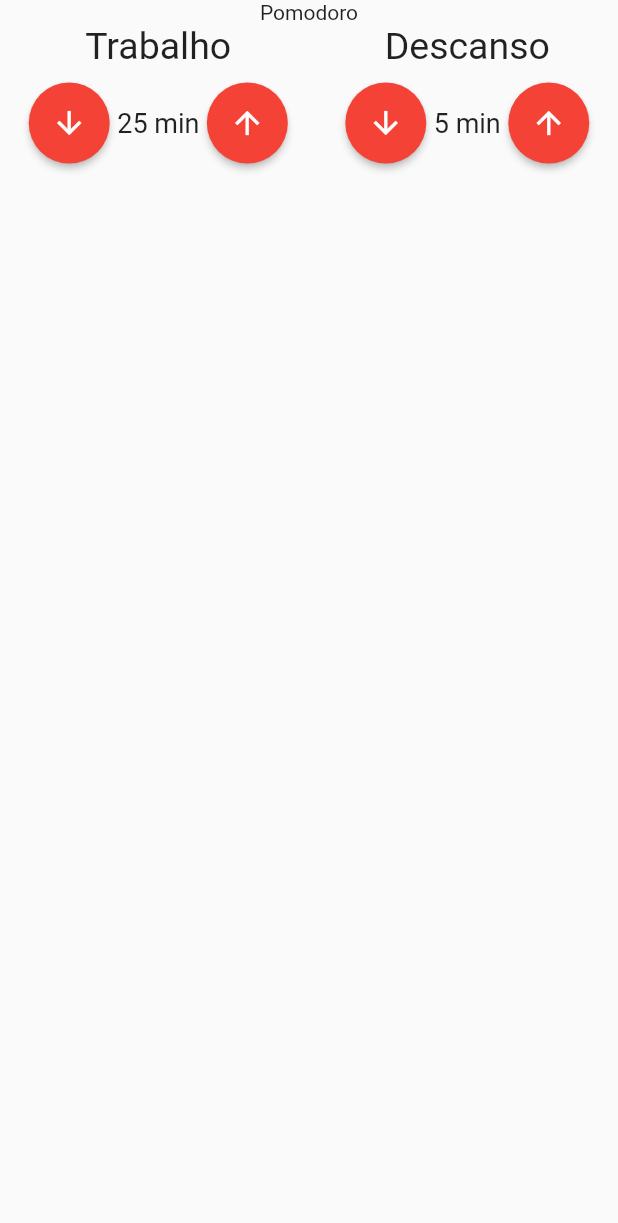
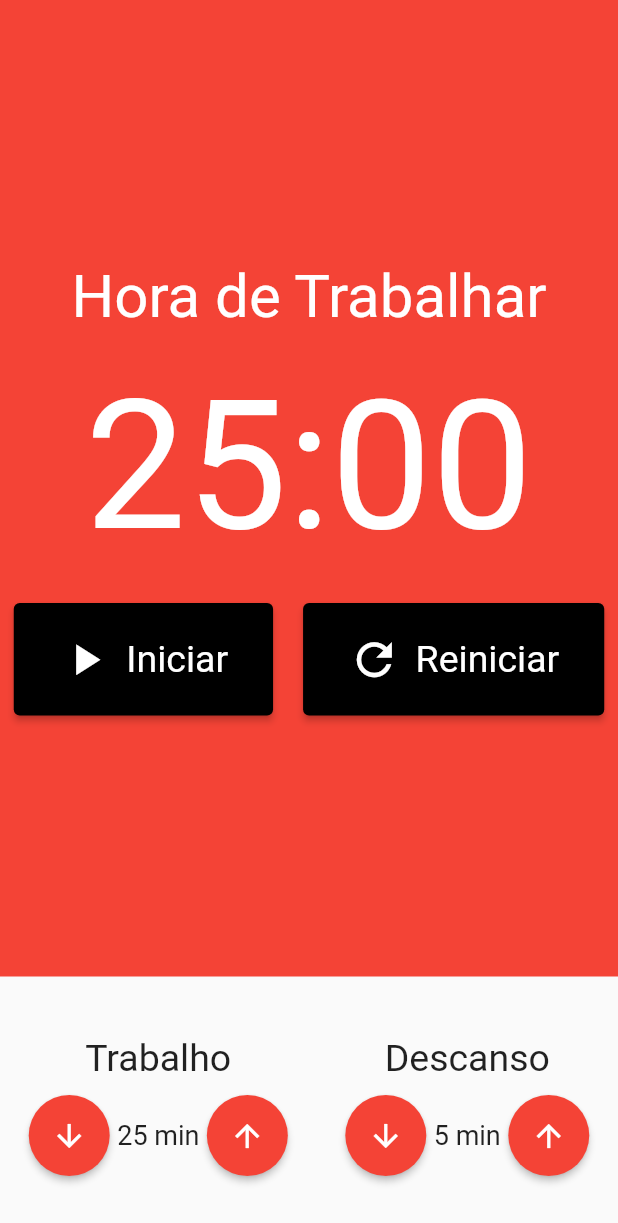
Before and after one commit to tiagosmweb/pomodoro, a Flutter app: the screen it shows after launch, on a phone screen of 412 x 824 dp. Shown: the top 1223 px of the screen. Run offline on Flutter 3.47's test engine with Material 2 defaults, Android fonts, the phone set to English and light mode, and no system bars; our stand-ins replace mobx; generated files the repository leaves out were written again.

Commit message:
add stilos componentes Cronometros

```diff
--- /dev/null
+++ b/lib/components/Cronometro.dart
@@ -0,0 +1,53 @@
+import 'package:flutter/material.dart';
+import 'package:pomodoro/components/CronometroBotao.dart';
+
+class Cronometro extends StatelessWidget {
+  const Cronometro({Key? key}) : super(key: key);
+
+  @override
+  Widget build(BuildContext context) {
+    return Container(
+      color: Colors.red,
+      child: Column(
+        mainAxisAlignment: MainAxisAlignment.center,
+        children: [
+          const Text(
+            'Hora de Trabalhar',
+            style: TextStyle(
+              fontSize: 40,
+              color: Colors.white,
+            ),
+          ),
+          const SizedBox(height: 20),
+          const Text(
+            '25:00',
+            style: TextStyle(
+              fontSize: 120,
+              color: Colors.white,
+            ),
+          ),
+          const SizedBox(height: 20),
+          Row(
+            mainAxisAlignment: MainAxisAlignment.center,
+            children: const [
+              Padding(
+                padding: EdgeInsets.only(right: 10),
+                child:
+                    CronometroBotao(texto: 'Iniciar', icone: Icons.play_arrow),
+              ),
+              // Padding(
+              //   padding: EdgeInsets.only(right: 10),
+              //   child: CronometroBotao(texto: 'Parar', icone: Icons.stop),
+              // ),
+              Padding(
+                padding: EdgeInsets.only(left: 10),
+                child:
+                    CronometroBotao(texto: 'Reiniciar', icone: Icons.refresh),
+              ),
+            ],
+          ),
+        ],
+      ),
+    );
+  }
+}
--- /dev/null
+++ b/lib/components/CronometroBotao.dart
@@ -0,0 +1,40 @@
+import 'package:flutter/material.dart';
+
+class CronometroBotao extends StatelessWidget {
+  final String texto;
+  final IconData icone;
+
+  const CronometroBotao({
+    Key? key,
+    required this.texto,
+    required this.icone,
+  }) : super(key: key);
+
+  @override
+  Widget build(BuildContext context) {
+    return ElevatedButton(
+      onPressed: () {},
+      style: ElevatedButton.styleFrom(
+          primary: Colors.black,
+          padding: const EdgeInsets.symmetric(
+            horizontal: 30,
+            vertical: 20,
+          ),
+          textStyle: const TextStyle(
+            fontSize: 25,
+          )),
+      child: Row(
+        children: [
+          Padding(
+            padding: const EdgeInsets.only(right: 10),
+            child: Icon(
+              icone,
+              size: 35,
+            ),
+          ),
+          Text(texto),
+        ],
+      ),
+    );
+  }
+}
--- a/lib/pages/Pomodoro.dart
+++ b/lib/pages/Pomodoro.dart
@@ -1,4 +1,5 @@
 import 'package:flutter/material.dart';
+import 'package:pomodoro/components/Cronometro.dart';
 import 'package:pomodoro/components/TimeEntry.dart';
 
 class Pomodoro extends StatelessWidget {
@@ -8,9 +9,14 @@ class Pomodoro extends StatelessWidget {
   Widget build(BuildContext context) {
     return Scaffold(
       body: Column(
+        crossAxisAlignment: CrossAxisAlignment.stretch,
         children: [
-          const Text('Pomodoro'),
-          Row(
+          const Expanded(child: Cronometro()),
+          Padding(
+            padding: const EdgeInsets.symmetric(
+              vertical: 40,
+            ),
+            child: Row(
               mainAxisAlignment: MainAxisAlignment.spaceAround,
               children: const [
                 TimeEntry(
@@ -22,6 +28,7 @@ class Pomodoro extends StatelessWidget {
                   valor: 5,
                 ),
               ],
+            ),
           )
         ],
       ),
```
Lines whose indentation alone changed are shown as unchanged.
